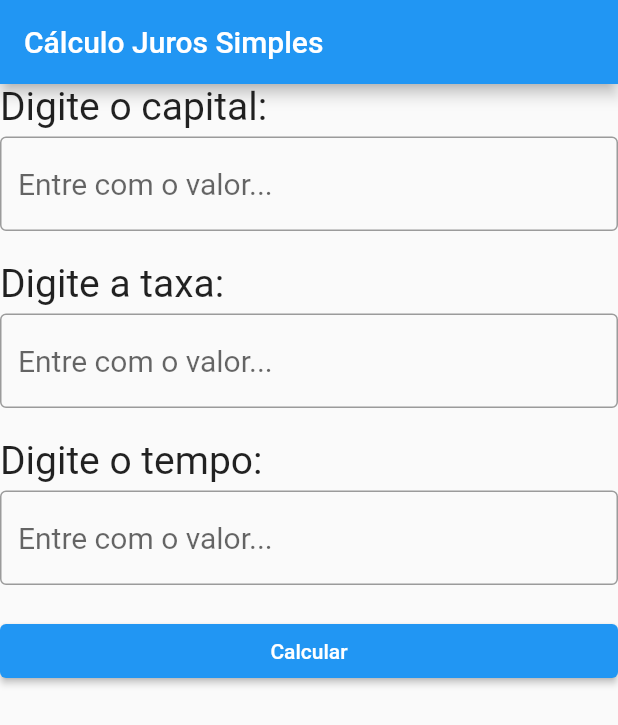
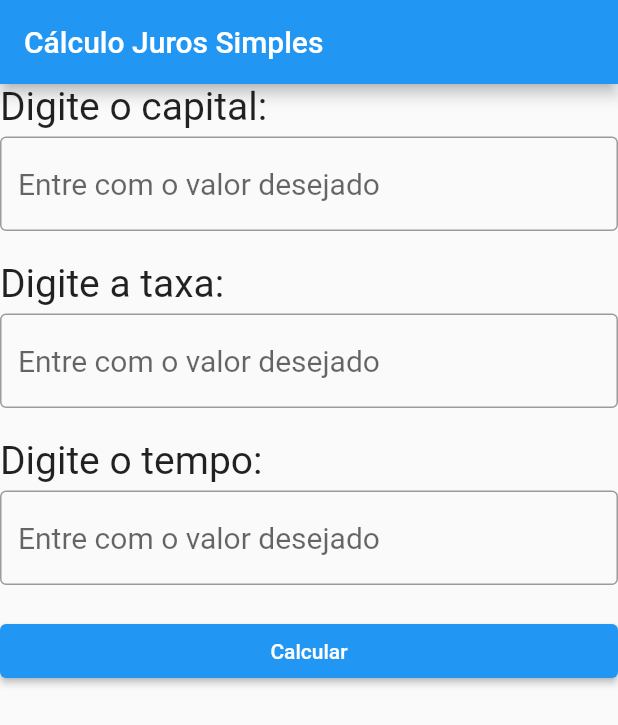
Before and after one commit to chaotzdud/CalculadoraFinanceira, a Flutter app: the screen it shows after launch, after a tap on "Juros Simples", on a phone screen of 412 x 824 dp. Shown: the top 725 px of the screen. Run offline on Flutter 3.47's test engine with Material 2 defaults, Android fonts, the phone set to English and light mode, and no system bars.

```diff
--- a/lib/main.dart
+++ b/lib/main.dart
@@ -12,18 +12,17 @@ class CalculadoraJuros extends StatelessWidget {
   @override
   Widget build(BuildContext context) {
     return MaterialApp(
-      debugShowCheckedModeBanner: false,
       title: 'Calculadora de Juros',
 
-      home: const TiposJuros(title: 'Calculadora de Juros'),
+      home: const TelaPrincipal(title: 'Calculadora Financeira'),
       routes: Routes.load()
 
     );
   }
 }
 
-class TiposJuros extends StatelessWidget{
-  const TiposJuros({super.key, required this.title});
+class TelaPrincipal extends StatelessWidget{
+  const TelaPrincipal({super.key, required this.title});
 
   final String title;
 
--- a/lib/util/input_numbers.dart
+++ b/lib/util/input_numbers.dart
@@ -17,7 +17,7 @@ class TextBox extends StatelessWidget {
           keyboardType: TextInputType.number,
           style: const TextStyle(fontSize: 20),
           decoration: const InputDecoration(
-              hintText: "Entre com o valor...",
+              hintText: "Entre com o valor desejado",
               border: OutlineInputBorder(borderSide: BorderSide(width: 1.0))),
           controller: _controller,
         ),
```
Also changed, not shown: 1 other file.
